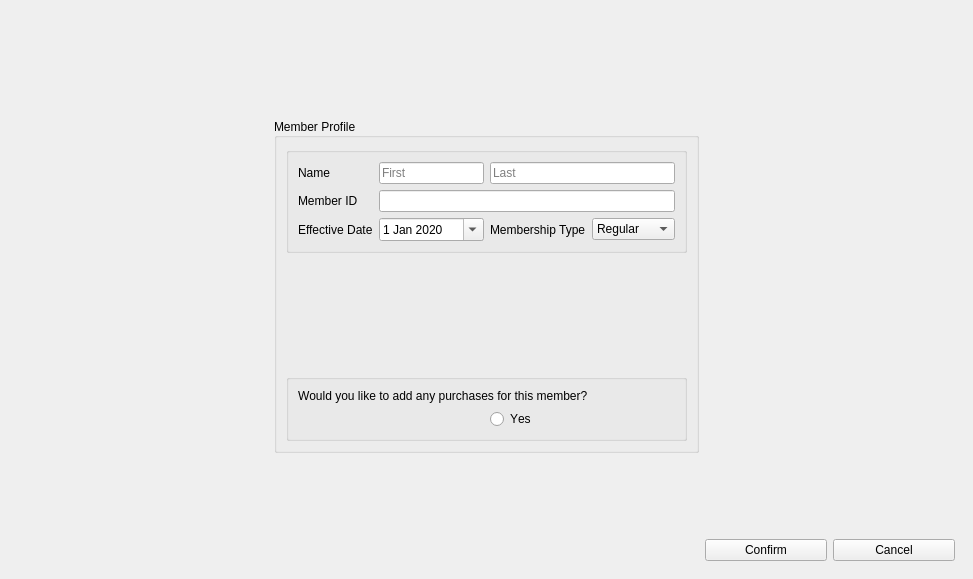
josharaedwards/CS1C-Project-2, file BulkClub/mainwindow.ui: the form before one commit.
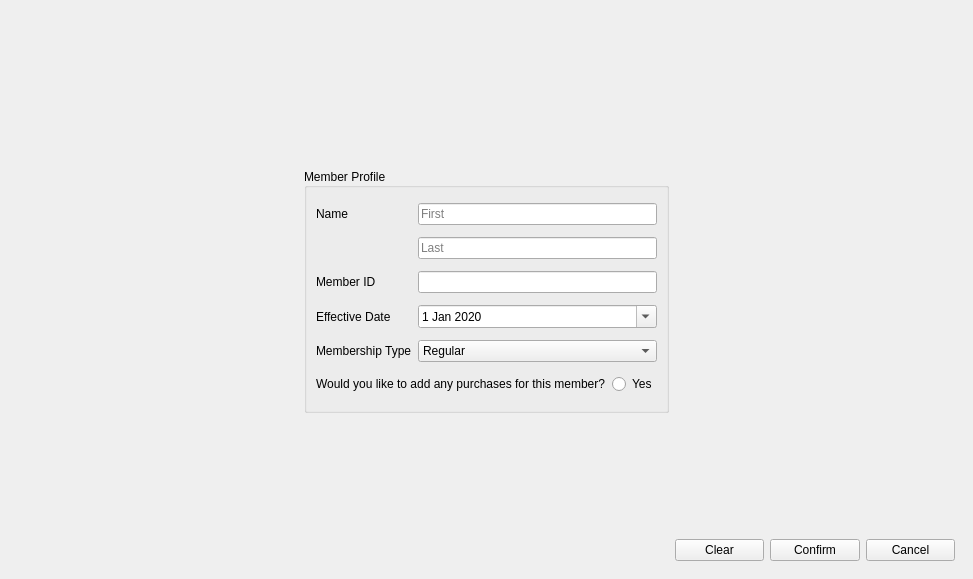
The form after the commit.

Commit message:
Created a member object from the user input
Created a member object from the user input and added that member to the global member vector. Also fixed Reset Filter button to reset both filters present on the member tab.

```diff
--- a/BulkClub/mainwindow.ui
+++ b/BulkClub/mainwindow.ui
@@ -419,7 +419,14 @@
       </widget>
       <widget class="QWidget" name="addMemberPage">
        <layout class="QGridLayout" name="gridLayout_9">
-        <item row="5" column="1">
+        <item row="5" column="6">
+         <widget class="QPushButton" name="confirmAddMemButton">
+          <property name="text">
+           <string>Confirm</string>
+          </property>
+         </widget>
+        </item>
+        <item row="0" column="1">
          <spacer name="verticalSpacer_5">
           <property name="orientation">
            <enum>Qt::Vertical</enum>
@@ -430,13 +437,13 @@
           <property name="sizeHint" stdset="0">
            <size>
             <width>20</width>
-            <height>80</height>
+            <height>150</height>
            </size>
           </property>
          </spacer>
         </item>
-        <item row="2" column="0" rowspan="2">
-         <spacer name="horizontalSpacer_11">
+        <item row="1" column="0">
+         <spacer name="horizontalSpacer_10">
           <property name="orientation">
            <enum>Qt::Horizontal</enum>
           </property>
@@ -445,13 +452,36 @@
           </property>
           <property name="sizeHint" stdset="0">
            <size>
-            <width>250</width>
+            <width>280</width>
             <height>20</height>
            </size>
           </property>
          </spacer>
         </item>
-        <item row="7" column="0" colspan="2">
+        <item row="5" column="7">
+         <widget class="QPushButton" name="cancelAddMemButton">
+          <property name="text">
+           <string>Cancel</string>
+          </property>
+         </widget>
+        </item>
+        <item row="4" column="1">
+         <spacer name="verticalSpacer_6">
+          <property name="orientation">
+           <enum>Qt::Vertical</enum>
+          </property>
+          <property name="sizeType">
+           <enum>QSizePolicy::Fixed</enum>
+          </property>
+          <property name="sizeHint" stdset="0">
+           <size>
+            <width>20</width>
+            <height>120</height>
+           </size>
+          </property>
+         </spacer>
+        </item>
+        <item row="5" column="0" colspan="2">
          <spacer name="horizontalSpacer_9">
           <property name="orientation">
            <enum>Qt::Horizontal</enum>
@@ -464,7 +494,14 @@
           </property>
          </spacer>
         </item>
-        <item row="2" column="1" rowspan="2">
+        <item row="5" column="4">
+         <widget class="QPushButton" name="pushButton_2">
+          <property name="text">
+           <string>Clear</string>
+          </property>
+         </widget>
+        </item>
+        <item row="1" column="1">
          <widget class="QGroupBox" name="groupBox_2">
           <property name="font">
            <font>
@@ -488,51 +525,14 @@
            <bool>false</bool>
           </property>
           <layout class="QGridLayout" name="gridLayout_11">
-           <item row="4" column="0" colspan="5">
-            <widget class="QGroupBox" name="groupBox_3">
-             <property name="title">
-              <string/>
-             </property>
-             <layout class="QGridLayout" name="gridLayout_12">
-              <item row="3" column="3">
-               <widget class="QComboBox" name="memberTypeComboBox">
-                <item>
-                 <property name="text">
-                  <string>Regular</string>
-                 </property>
-                </item>
-                <item>
-                 <property name="text">
-                  <string>Executive</string>
-                 </property>
-                </item>
-               </widget>
-              </item>
-              <item row="3" column="2">
-               <widget class="QLabel" name="label_6">
-                <property name="text">
-                 <string>Membership Type</string>
-                </property>
-               </widget>
-              </item>
-              <item row="3" column="0">
+           <item row="6" column="0">
                <widget class="QLabel" name="label_10">
                 <property name="text">
                  <string>Effective Date</string>
                 </property>
                </widget>
               </item>
-              <item row="1" column="0">
-               <widget class="QLabel" name="label_7">
-                <property name="text">
-                 <string>Member ID</string>
-                </property>
-               </widget>
-              </item>
-              <item row="1" column="1" colspan="3">
-               <widget class="QLineEdit" name="memberIDLineEdit"/>
-              </item>
-              <item row="3" column="1">
+           <item row="6" column="1" colspan="4">
                <widget class="QDateEdit" name="startMemDateEdit">
                 <property name="maximumDate">
                  <date>
@@ -553,14 +553,59 @@
                 </property>
                </widget>
               </item>
-              <item row="0" column="0">
-               <widget class="QLabel" name="label_4">
+           <item row="5" column="1" colspan="4">
+            <widget class="QLineEdit" name="memberIDLineEdit">
+             <property name="inputMask">
+              <string>99999</string>
+             </property>
+             <property name="clearButtonEnabled">
+              <bool>true</bool>
+             </property>
+            </widget>
+           </item>
+           <item row="7" column="1" colspan="4">
+            <widget class="QComboBox" name="memberTypeComboBox">
+             <item>
                 <property name="text">
-                 <string>Name</string>
-                </property>
-               </widget>
-              </item>
-              <item row="0" column="1">
+               <string>Regular</string>
+              </property>
+             </item>
+             <item>
+              <property name="text">
+               <string>Executive</string>
+              </property>
+             </item>
+            </widget>
+           </item>
+           <item row="7" column="0">
+            <widget class="QLabel" name="label_6">
+             <property name="text">
+              <string>Membership Type</string>
+             </property>
+            </widget>
+           </item>
+           <item row="5" column="0">
+            <widget class="QLabel" name="label_7">
+             <property name="text">
+              <string>Member ID</string>
+             </property>
+            </widget>
+           </item>
+           <item row="8" column="4">
+            <widget class="QRadioButton" name="addSaleRadioButton">
+             <property name="text">
+              <string>Yes</string>
+             </property>
+            </widget>
+           </item>
+           <item row="8" column="0" colspan="4">
+            <widget class="QLabel" name="label_9">
+             <property name="text">
+              <string>Would you like to add any purchases for this member?</string>
+             </property>
+            </widget>
+           </item>
+           <item row="0" column="1" colspan="4">
                <widget class="QLineEdit" name="firstNameLineEdit">
                 <property name="text">
                  <string/>
@@ -571,9 +616,12 @@
                 <property name="cursorMoveStyle">
                  <enum>Qt::VisualMoveStyle</enum>
                 </property>
-               </widget>
-              </item>
-              <item row="0" column="2" colspan="2">
+             <property name="clearButtonEnabled">
+              <bool>true</bool>
+             </property>
+            </widget>
+           </item>
+           <item row="1" column="1" colspan="4">
                <widget class="QLineEdit" name="lastNameLineEdit">
                 <property name="text">
                  <string/>
@@ -581,101 +629,19 @@
                 <property name="placeholderText">
                  <string>Last</string>
                 </property>
-               </widget>
-              </item>
-             </layout>
-            </widget>
-           </item>
-           <item row="6" column="0" colspan="5">
-            <widget class="QGroupBox" name="groupBox_4">
-             <property name="font">
-              <font>
-               <family>MS Shell Dlg 2</family>
-               <pointsize>9</pointsize>
-               <kerning>false</kerning>
-              </font>
+             <property name="clearButtonEnabled">
+              <bool>true</bool>
              </property>
-             <property name="title">
-              <string/>
-             </property>
-             <layout class="QGridLayout" name="gridLayout_10">
-              <item row="2" column="1">
-               <widget class="QRadioButton" name="addSaleRadioButton">
-                <property name="text">
-                 <string>Yes</string>
-                </property>
-               </widget>
-              </item>
-              <item row="1" column="0" colspan="2">
-               <widget class="QLabel" name="label_9">
+            </widget>
+           </item>
+           <item row="0" column="0">
+            <widget class="QLabel" name="label_4">
                 <property name="text">
-                 <string>Would you like to add any purchases for this member?</string>
+              <string>Name</string>
                 </property>
                </widget>
               </item>
              </layout>
-            </widget>
-           </item>
-           <item row="5" column="1">
-            <spacer name="verticalSpacer_7">
-             <property name="orientation">
-              <enum>Qt::Vertical</enum>
-             </property>
-             <property name="sizeHint" stdset="0">
-              <size>
-               <width>20</width>
-               <height>40</height>
-              </size>
-             </property>
-            </spacer>
-           </item>
-          </layout>
-         </widget>
-        </item>
-        <item row="1" column="1">
-         <spacer name="verticalSpacer_6">
-          <property name="orientation">
-           <enum>Qt::Vertical</enum>
-          </property>
-          <property name="sizeType">
-           <enum>QSizePolicy::Fixed</enum>
-          </property>
-          <property name="sizeHint" stdset="0">
-           <size>
-            <width>20</width>
-            <height>100</height>
-           </size>
-          </property>
-         </spacer>
-        </item>
-        <item row="2" column="2" rowspan="2" colspan="2">
-         <spacer name="horizontalSpacer_10">
-          <property name="orientation">
-           <enum>Qt::Horizontal</enum>
-          </property>
-          <property name="sizeType">
-           <enum>QSizePolicy::Fixed</enum>
-          </property>
-          <property name="sizeHint" stdset="0">
-           <size>
-            <width>250</width>
-            <height>20</height>
-           </size>
-          </property>
-         </spacer>
-        </item>
-        <item row="7" column="2">
-         <widget class="QPushButton" name="confirmAddMemButton">
-          <property name="text">
-           <string>Confirm</string>
-          </property>
-         </widget>
-        </item>
-        <item row="7" column="3">
-         <widget class="QPushButton" name="cancelAddMemButton">
-          <property name="text">
-           <string>Cancel</string>
-          </property>
          </widget>
         </item>
        </layout>
```
Lines whose indentation alone changed are shown as unchanged. The commit also changes 1 other file.
